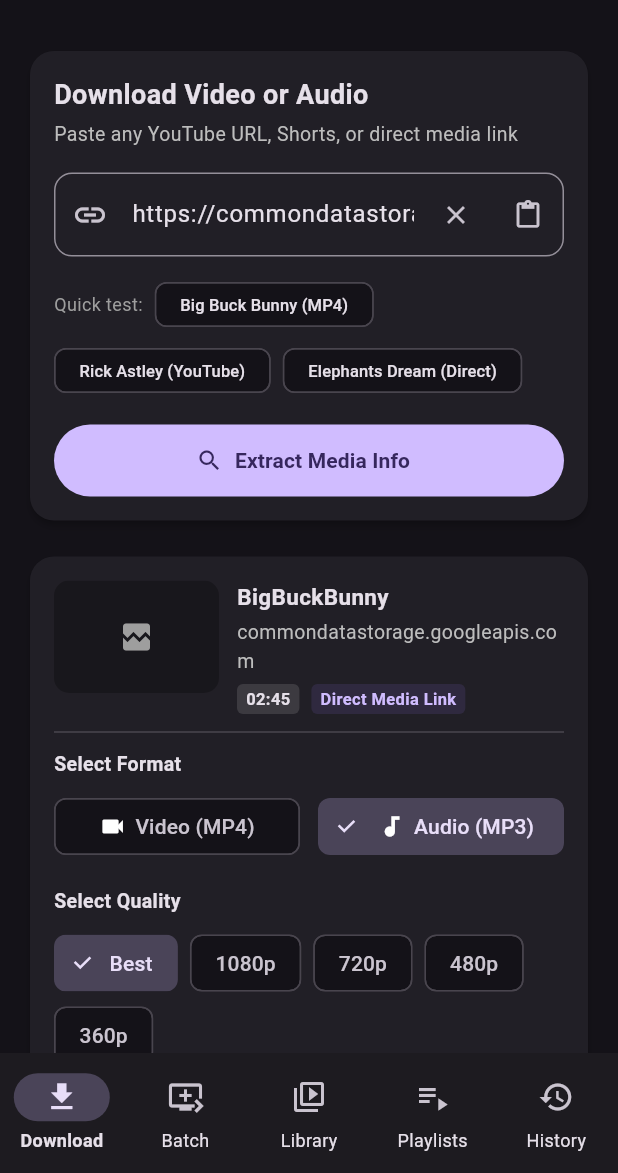
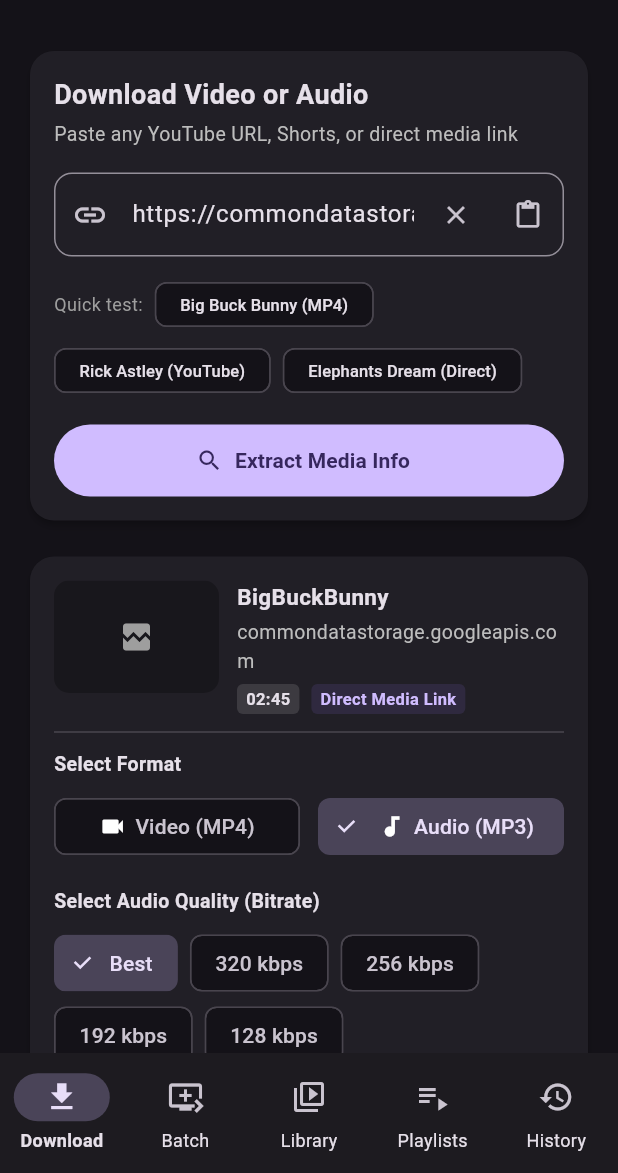
Before and after one commit to CodeToole/YouTube_downloader_kotlin, a Flutter app: the screen it shows after launch, after a tap on "Big Buck Bunny (MP4)", after a tap on "Audio (MP3)", on a phone screen of 412 x 824 dp, the part 63-1236 px from its top. Run offline on Flutter 3.47's test engine with Material 3 defaults, Android fonts, the phone set to English and light mode, and no system bars; drawn by our look-alikes of cached_network_image; our stand-ins replace dio, sqflite_common_ffi; missing offline and left inert: file_selector, media_kit, media_kit_video, youtube_explode_dart; accounts and stored records are empty; network calls fail.

Commit message:
feat: implement core architecture for media downloading including controllers, downloader services, UI screens, and comprehensive test suite.

```diff
--- a/lib/controllers/media_vault_controller.dart
+++ b/lib/controllers/media_vault_controller.dart
@@ -1,5 +1,5 @@
 import 'dart:async';
-import 'package:flutter/foundation.dart';
+import 'package:flutter/widgets.dart';
 import 'package:media_kit/media_kit.dart' hide Playlist;
 import 'package:media_kit_video/media_kit_video.dart';
 import '../models/media_info.dart';
@@ -17,8 +17,10 @@
   final MediaDownloader _downloader = MediaDownloader();
   StreamSubscription<DownloadState>? _downloadSub;
 
-  MediaVaultController() {
-    init();
+  MediaVaultController({bool autoInit = true}) {
+    if (autoInit) {
+      init();
+    }
   }
 
   Future<void> init() async {
@@ -68,6 +70,15 @@
 
   void setFormat(String format) {
     _selectedFormat = format;
+    if (_selectedFormat.toUpperCase() == 'MP3') {
+      if (!const ['Best', '320 kbps', '256 kbps', '192 kbps', '128 kbps'].contains(_selectedQuality)) {
+        _selectedQuality = 'Best';
+      }
+    } else {
+      if (!const ['Best', '1080p', '720p', '480p', '360p'].contains(_selectedQuality)) {
+        _selectedQuality = 'Best';
+      }
+    }
     notifyListeners();
   }
 
@@ -172,6 +183,8 @@
   }
 
   void cancelDownload() {
+    _downloadSub?.cancel();
+    _downloadSub = null;
     _downloader.cancel();
     _downloadState = DownloadStateIdle();
     notifyListeners();
@@ -587,8 +600,21 @@
   // ==========================================
   // 7. In-App Playback State (media_kit)
   // ==========================================
+  bool _isDisposed = false;
+  bool get isDisposed => _isDisposed;
+
+  @override
+  void notifyListeners() {
+    if (!_isDisposed) {
+      super.notifyListeners();
+    }
+  }
+
   Player? _player;
   VideoController? _videoController;
+
+  Player? get activePlayer => _player;
+  bool get hasActivePlayer => _player != null;
 
   Player get player {
     _ensurePlayer();
@@ -597,13 +623,13 @@
 
   VideoController get videoController {
     _ensurePlayer();
+    _videoController ??= VideoController(_player!);
     return _videoController!;
   }
 
   void _ensurePlayer() {
     if (_player == null) {
       _player = Player();
-      _videoController = VideoController(_player!);
       _initPlayerListeners();
     }
   }
@@ -711,16 +737,25 @@
     _isPlaying = false;
     _playbackPosition = Duration.zero;
     _playbackDuration = Duration.zero;
-    notifyListeners();
+
+    // Defers notification so it is never dispatched while the widget tree is locked (e.g. during State.dispose / unmount)
+    WidgetsBinding.instance.addPostFrameCallback((_) {
+      if (!_isDisposed) {
+        notifyListeners();
+      }
+    });
   }
 
   void closePlayer() {
     if (_player != null) {
+      final p = _player;
+      _player = null;
+      _videoController = null;
       try {
-        _player!.stop();
+        p?.stop();
       } catch (_) {}
       try {
-        _player!.dispose();
+        p?.dispose();
       } catch (_) {}
     }
     onPlayerDisposed();
@@ -728,12 +763,15 @@
 
   @override
   void dispose() {
+    _isDisposed = true;
     _downloadSub?.cancel();
     _playingSub?.cancel();
     _positionSub?.cancel();
     _durationSub?.cancel();
     _completedSub?.cancel();
-    _player?.dispose();
+    try {
+      _player?.dispose();
+    } catch (_) {}
     _player = null;
     _videoController = null;
     super.dispose();
--- a/lib/screens/downloader_screen.dart
+++ b/lib/screens/downloader_screen.dart
@@ -89,6 +89,10 @@
   @override
   Widget build(BuildContext context) {
     final controller = context.watch<MediaVaultController>();
+    final isAudioFormat = controller.selectedFormat.toUpperCase() == 'MP3';
+    final qualityOptions = isAudioFormat
+        ? const ['Best', '320 kbps', '256 kbps', '192 kbps', '128 kbps']
+        : const ['Best', '1080p', '720p', '480p', '360p'];
 
     return Scaffold(
       appBar: AppBar(
@@ -378,14 +382,15 @@
                     const SizedBox(height: 16),
 
                     // Quality Selection
-                    const Text(
-                      'Select Quality',
-                      style: TextStyle(fontWeight: FontWeight.bold, fontSize: 13),
+
+                    Text(
+                      isAudioFormat ? 'Select Audio Quality (Bitrate)' : 'Select Video Quality',
+                      style: const TextStyle(fontWeight: FontWeight.bold, fontSize: 13),
                     ),
                     const SizedBox(height: 8),
                     Wrap(
                       spacing: 8,
-                      children: ['Best', '1080p', '720p', '480p', '360p'].map((q) {
+                      children: qualityOptions.map((q) {
                         return ChoiceChip(
                           label: Text(q),
                           selected: controller.selectedQuality == q,
@@ -444,20 +449,38 @@
                       const SizedBox(height: 20),
                     ],
 
-                    // Download Button
+                    // Download / Stop Button
                     SizedBox(
                       width: double.infinity,
                       height: 50,
-                      child: FilledButton.icon(
+                      child: (controller.downloadState is DownloadStateQueued ||
+                              controller.downloadState is DownloadStateProgress)
+                          ? FilledButton.icon(
                               style: FilledButton.styleFrom(
-                          backgroundColor: const Color(0xFFD0BCFF),
-                          foregroundColor: const Color(0xFF381E72),
+                                backgroundColor: const Color(0xFFBA1A1A),
+                                foregroundColor: Colors.white,
+                              ),
+                              onPressed: () => controller.cancelDownload(),
+                              icon: const Icon(Icons.stop_circle_outlined),
+                              label: const Text(
+                                'Stop / Cancel Download',
+                                style: TextStyle(fontSize: 16, fontWeight: FontWeight.bold),
+                              ),
+                            )
+                          : FilledButton.icon(
+                              style: FilledButton.styleFrom(
+                                backgroundColor: isAudioFormat
+                                    ? const Color(0xFF6750A4)
+                                    : const Color(0xFFD0BCFF),
+                                foregroundColor: isAudioFormat
+                                    ? Colors.white
+                                    : const Color(0xFF381E72),
                               ),
                               onPressed: () => _startDownloadWithSaveDialog(context, controller),
-                        icon: const Icon(Icons.download),
-                        label: const Text(
-                          'Start Download',
-                          style: TextStyle(fontSize: 16, fontWeight: FontWeight.bold),
+                              icon: Icon(isAudioFormat ? Icons.music_note : Icons.download),
+                              label: Text(
+                                isAudioFormat ? 'Download MP3 (Audio)' : 'Download MP4 (Video)',
+                                style: const TextStyle(fontSize: 16, fontWeight: FontWeight.bold),
                               ),
                             ),
                     ),
@@ -483,26 +506,76 @@
     }
 
     if (state is DownloadStateQueued) {
+      final isAudioState = state.format.toUpperCase() == 'MP3';
       return Card(
         shape: RoundedRectangleBorder(borderRadius: BorderRadius.circular(16)),
         child: Padding(
           padding: const EdgeInsets.all(16.0),
           child: Row(
             children: [
-              const CircularProgressIndicator(),
+              const SizedBox(
+                width: 24,
+                height: 24,
+                child: CircularProgressIndicator(
+                  strokeWidth: 2.5,
+                  valueColor: AlwaysStoppedAnimation(Color(0xFFD0BCFF)),
+                ),
+              ),
               const SizedBox(width: 16),
               Expanded(
                 child: Column(
                   crossAxisAlignment: CrossAxisAlignment.start,
                   children: [
-                    const Text('Connecting to Stream...',
-                        style: TextStyle(fontWeight: FontWeight.bold)),
-                    Text(state.mediaInfo.title,
+                    Row(
+                      children: [
+                        Container(
+                          padding: const EdgeInsets.symmetric(horizontal: 6, vertical: 2),
+                          decoration: BoxDecoration(
+                            color: isAudioState
+                                ? const Color(0xFF6750A4).withValues(alpha: 0.3)
+                                : const Color(0xFFFF0000).withValues(alpha: 0.3),
+                            borderRadius: BorderRadius.circular(4),
+                          ),
+                          child: Text(
+                            isAudioState ? 'MP3' : 'MP4',
+                            style: TextStyle(
+                              fontSize: 10,
+                              fontWeight: FontWeight.bold,
+                              color: isAudioState
+                                  ? const Color(0xFFD0BCFF)
+                                  : const Color(0xFFFF8A80),
+                            ),
+                          ),
+                        ),
+                        const SizedBox(width: 6),
+                        Text(
+                          isAudioState
+                              ? 'Connecting to Audio Stream (${state.quality})...'
+                              : 'Connecting to Video Stream (${state.quality})...',
+                          style: const TextStyle(fontWeight: FontWeight.bold),
+                        ),
+                      ],
+                    ),
+                    const SizedBox(height: 4),
+                    Text(
+                      state.mediaInfo.title,
                       maxLines: 1,
                       overflow: TextOverflow.ellipsis,
-                        style: const TextStyle(fontSize: 12, color: Colors.grey)),
+                      style: const TextStyle(fontSize: 12, color: Colors.grey),
+                    ),
                   ],
                 ),
+              ),
+              const SizedBox(width: 8),
+              OutlinedButton.icon(
+                style: OutlinedButton.styleFrom(
+                  foregroundColor: Colors.redAccent,
+                  side: const BorderSide(color: Colors.redAccent),
+                  padding: const EdgeInsets.symmetric(horizontal: 12, vertical: 8),
+                ),
+                onPressed: () => controller.cancelDownload(),
+                icon: const Icon(Icons.close, size: 16),
+                label: const Text('Cancel'),
               ),
             ],
           ),
@@ -511,6 +584,7 @@
     }
 
     if (state is DownloadStateProgress) {
+      final isAudioProgress = state.format.toUpperCase() == 'MP3';
       final percentInt = (state.progress * 100).toInt();
       return Card(
         shape: RoundedRectangleBorder(borderRadius: BorderRadius.circular(16)),
@@ -520,8 +594,27 @@
             crossAxisAlignment: CrossAxisAlignment.start,
             children: [
               Row(
-                mainAxisAlignment: MainAxisAlignment.spaceBetween,
                 children: [
+                  Container(
+                    padding: const EdgeInsets.symmetric(horizontal: 6, vertical: 2),
+                    decoration: BoxDecoration(
+                      color: isAudioProgress
+                          ? const Color(0xFF6750A4).withValues(alpha: 0.3)
+                          : const Color(0xFFFF0000).withValues(alpha: 0.3),
+                      borderRadius: BorderRadius.circular(4),
+                    ),
+                    child: Text(
+                      isAudioProgress ? 'MP3' : 'MP4',
+                      style: TextStyle(
+                        fontSize: 10,
+                        fontWeight: FontWeight.bold,
+                        color: isAudioProgress
+                            ? const Color(0xFFD0BCFF)
+                            : const Color(0xFFFF8A80),
+                      ),
+                    ),
+                  ),
+                  const SizedBox(width: 8),
                   Expanded(
                     child: Text(
                       state.mediaInfo.title,
@@ -530,6 +623,7 @@
                       style: const TextStyle(fontWeight: FontWeight.bold, fontSize: 15),
                     ),
                   ),
+                  const SizedBox(width: 8),
                   Text(
                     '$percentInt%',
                     style: const TextStyle(
--- a/lib/services/media_downloader.dart
+++ b/lib/services/media_downloader.dart
@@ -16,7 +16,14 @@
 
 class DownloadStateQueued extends DownloadState {
   final MediaInfo mediaInfo;
-  DownloadStateQueued(this.mediaInfo);
+  final String format;
+  final String quality;
+
+  DownloadStateQueued(
+    this.mediaInfo, {
+    this.format = 'MP4',
+    this.quality = 'Best',
+  });
 }
 
 class DownloadStateProgress extends DownloadState {
@@ -107,7 +114,9 @@
   );
 
   CancelToken? _activeCancelToken;
+  YoutubeExplode? _activeYt;
   bool _isPaused = false;
+  bool _isCancelled = false;
 
   void pause() {
     _isPaused = true;
@@ -116,7 +125,12 @@
 
   void cancel() {
     _isPaused = false;
+    _isCancelled = true;
     _activeCancelToken?.cancel('CANCELLED_BY_USER');
+    try {
+      _activeYt?.close();
+    } catch (_) {}
+    _activeYt = null;
   }
 
   Stream<DownloadState> startDownload({
@@ -133,9 +147,10 @@
     String? savePath,
   }) async* {
     _isPaused = false;
+    _isCancelled = false;
     _activeCancelToken = CancelToken();
 
-    yield DownloadStateQueued(mediaInfo);
+    yield DownloadStateQueued(mediaInfo, format: format, quality: quality);
 
     final isVideo = format.toUpperCase() == 'MP4';
     final cleanTitle = mediaInfo.title.replaceAll(RegExp(r'[^a-zA-Z0-9._ -]'), '_').trim();
@@ -199,10 +214,19 @@
     try {
       // 1. Try real YouTube stream extraction if YouTube video
       if (mediaInfo.isYouTube && mediaInfo.videoId != null) {
+        if (_isCancelled) return;
         try {
           final yt = YoutubeExplode();
           ytInstance = yt;
-          final manifest = await yt.videos.streamsClient.getManifest(mediaInfo.videoId!);
+          _activeYt = yt;
+          final manifest = await yt.videos.streamsClient
+              .getManifest(mediaInfo.videoId!)
+              .timeout(const Duration(seconds: 12));
+          if (_isCancelled) {
+            ytInstance.close();
+            _activeYt = null;
+            return;
+          }
           StreamInfo? chosenStream;
 
           if (isVideo) {
@@ -214,8 +238,11 @@
               );
             }
           } else {
-            if (manifest.audioOnly.isNotEmpty) {
-              chosenStream = manifest.audioOnly.withHighestBitrate();
+            final audioStreams = manifest.audioOnly.isNotEmpty
+                ? manifest.audioOnly
+                : manifest.audio;
+            if (audioStreams.isNotEmpty) {
+              chosenStream = audioStreams.withHighestBitrate();
             }
           }
 
@@ -224,10 +251,17 @@
             activeStream = yt.videos.streamsClient.get(chosenStream);
           }
         } catch (_) {
-          // If YoutubeExplode fails (rate-limit, copyright, bot check), clean up and fall back to Dio
+          // If YoutubeExplode fails (rate-limit, copyright, bot check, timeout), clean up and fall back to Dio
           ytInstance?.close();
           ytInstance = null;
+          _activeYt = null;
         }
+      }
+
+      if (_isCancelled) {
+        ytInstance?.close();
+        _activeYt = null;
+        return;
       }
 
       // 2. Fall back to Dio network stream if not YouTube or YoutubeExplode failed
```
Also changed, not shown: lib/widgets/media_player_modal.dart (+12 -8 lines), 1 other file. Lines whose indentation alone changed are shown as unchanged.
